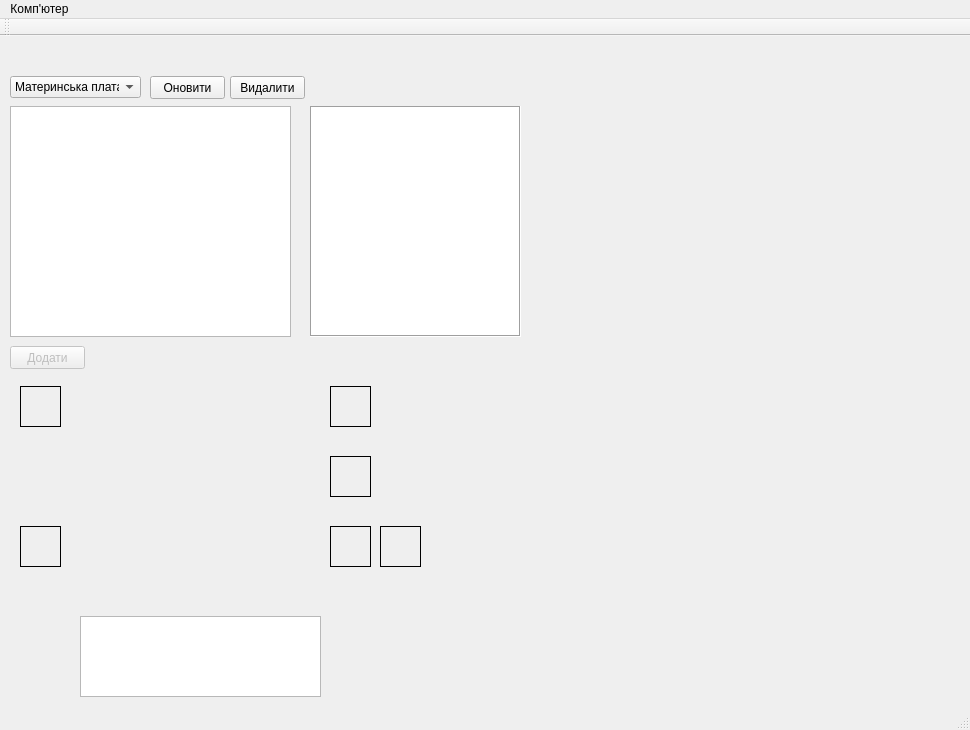
This is mainwindow.ui in Fargose/COURSEWORK as Qt 5 draws it before an edit. The edited form follows.
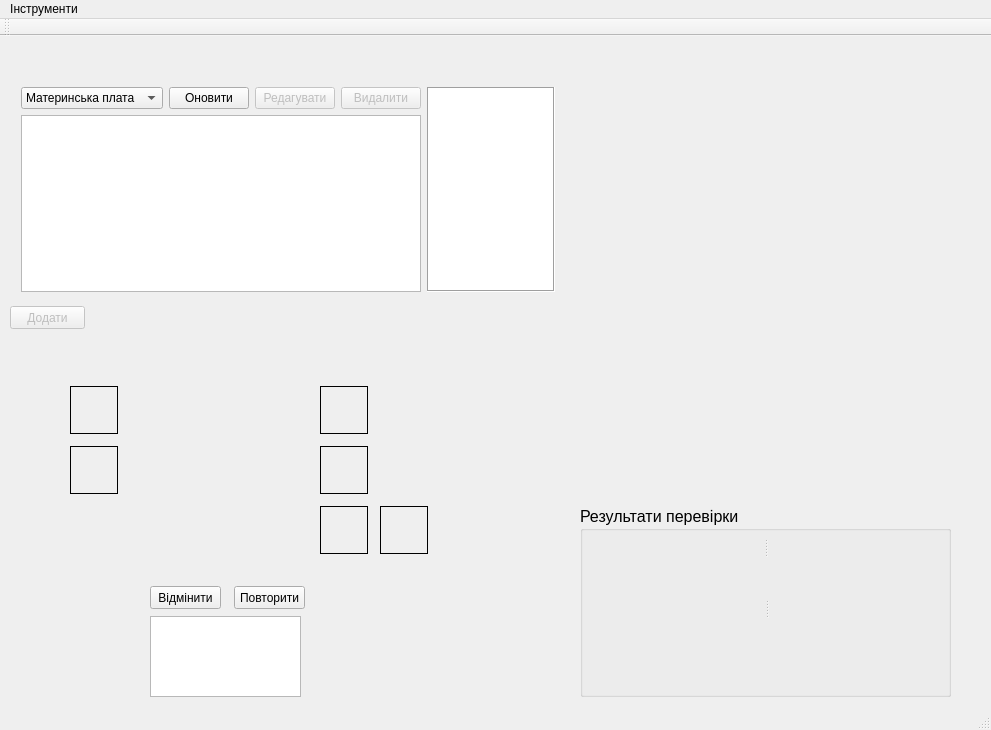
This is the edited form. Custom widgets are drawn as their Qt base class.

Diff of the .ui file:
```diff
--- a/mainwindow.ui
+++ b/mainwindow.ui
@@ -6,7 +6,7 @@
    <rect>
     <x>0</x>
     <y>0</y>
-    <width>970</width>
+    <width>991</width>
     <height>730</height>
    </rect>
   </property>
@@ -14,77 +14,13 @@
    <string>MainWindow</string>
   </property>
   <widget class="QWidget" name="centralWidget">
-   <widget class="QComboBox" name="comboBox">
-    <property name="geometry">
-     <rect>
-      <x>10</x>
-      <y>40</y>
-      <width>131</width>
-      <height>22</height>
-     </rect>
-    </property>
-    <item>
-     <property name="text">
-      <string>Материнська плата</string>
-     </property>
-    </item>
-    <item>
-     <property name="text">
-      <string>Процесор</string>
-     </property>
-    </item>
-    <item>
-     <property name="text">
-      <string>ОЗУ</string>
-     </property>
-    </item>
-    <item>
-     <property name="text">
-      <string>Відеокарта</string>
-     </property>
-    </item>
-    <item>
-     <property name="text">
-      <string>Жорсткий диск</string>
-     </property>
-    </item>
-    <item>
-     <property name="text">
-      <string>ПЗ</string>
-     </property>
-    </item>
-   </widget>
-   <widget class="QTextBrowser" name="TextInfo">
-    <property name="geometry">
-     <rect>
-      <x>310</x>
-      <y>70</y>
-      <width>211</width>
-      <height>231</height>
-     </rect>
-    </property>
-    <property name="font">
-     <font>
-      <pointsize>8</pointsize>
-     </font>
-    </property>
-    <property name="autoFillBackground">
-     <bool>false</bool>
-    </property>
-    <property name="frameShape">
-     <enum>QFrame::Box</enum>
-    </property>
-    <property name="documentTitle">
-     <string/>
-    </property>
-   </widget>
    <widget class="QLabel" name="ImageLabel">
     <property name="geometry">
      <rect>
-      <x>530</x>
-      <y>70</y>
-      <width>400</width>
-      <height>300</height>
+      <x>580</x>
+      <y>40</y>
+      <width>371</width>
+      <height>301</height>
      </rect>
     </property>
     <property name="frameShape">
@@ -94,23 +30,13 @@
      <string/>
     </property>
    </widget>
-   <widget class="QListWidget" name="listWidget">
-    <property name="geometry">
-     <rect>
-      <x>10</x>
-      <y>70</y>
-      <width>281</width>
-      <height>231</height>
-     </rect>
-    </property>
-   </widget>
    <widget class="QLabel" name="compimage">
     <property name="geometry">
      <rect>
-      <x>110</x>
-      <y>340</y>
-      <width>171</width>
-      <height>211</height>
+      <x>150</x>
+      <y>350</y>
+      <width>151</width>
+      <height>191</height>
      </rect>
     </property>
     <property name="frameShape">
@@ -123,10 +49,10 @@
    <widget class="my_label" name="CpuImage">
     <property name="geometry">
      <rect>
-      <x>20</x>
+      <x>70</x>
       <y>350</y>
-      <width>41</width>
-      <height>41</height>
+      <width>48</width>
+      <height>48</height>
      </rect>
     </property>
     <property name="frameShape">
@@ -142,10 +68,10 @@
    <widget class="my_label" name="MBImage">
     <property name="geometry">
      <rect>
-      <x>20</x>
-      <y>490</y>
-      <width>41</width>
-      <height>41</height>
+      <x>70</x>
+      <y>410</y>
+      <width>48</width>
+      <height>48</height>
      </rect>
     </property>
     <property name="mouseTracking">
@@ -164,10 +90,10 @@
    <widget class="my_label" name="VcImage">
     <property name="geometry">
      <rect>
-      <x>330</x>
+      <x>320</x>
       <y>350</y>
-      <width>41</width>
-      <height>41</height>
+      <width>48</width>
+      <height>48</height>
      </rect>
     </property>
     <property name="frameShape">
@@ -180,10 +106,10 @@
    <widget class="my_label" name="OzuImage">
     <property name="geometry">
      <rect>
-      <x>330</x>
-      <y>490</y>
-      <width>41</width>
-      <height>41</height>
+      <x>320</x>
+      <y>470</y>
+      <width>48</width>
+      <height>48</height>
      </rect>
     </property>
     <property name="frameShape">
@@ -197,9 +123,9 @@
     <property name="geometry">
      <rect>
       <x>380</x>
-      <y>490</y>
-      <width>41</width>
-      <height>41</height>
+      <y>470</y>
+      <width>48</width>
+      <height>48</height>
      </rect>
     </property>
     <property name="frameShape">
@@ -216,7 +142,7 @@
     <property name="geometry">
      <rect>
       <x>10</x>
-      <y>310</y>
+      <y>270</y>
       <width>75</width>
       <height>23</height>
      </rect>
@@ -228,10 +154,10 @@
    <widget class="my_label" name="HWImage">
     <property name="geometry">
      <rect>
-      <x>330</x>
-      <y>420</y>
-      <width>41</width>
-      <height>41</height>
+      <x>320</x>
+      <y>410</y>
+      <width>48</width>
+      <height>48</height>
      </rect>
     </property>
     <property name="mouseTracking">
@@ -247,27 +173,59 @@
    <widget class="QTextBrowser" name="CompInformation">
     <property name="geometry">
      <rect>
-      <x>80</x>
+      <x>150</x>
       <y>580</y>
-      <width>241</width>
+      <width>151</width>
       <height>81</height>
      </rect>
     </property>
    </widget>
+   <widget class="QGroupBox" name="groupBox">
+    <property name="geometry">
+     <rect>
+      <x>580</x>
+      <y>470</y>
+      <width>371</width>
+      <height>191</height>
+     </rect>
+    </property>
+    <property name="font">
+     <font>
+      <pointsize>12</pointsize>
+      <weight>50</weight>
+      <bold>false</bold>
+     </font>
+    </property>
+    <property name="title">
+     <string>Результати перевірки</string>
+    </property>
+    <widget class="QSplitter" name="splitter">
+     <property name="geometry">
+      <rect>
+       <x>10</x>
+       <y>30</y>
+       <width>351</width>
+       <height>21</height>
+      </rect>
+     </property>
+     <property name="font">
+      <font>
+       <weight>50</weight>
+       <bold>false</bold>
+      </font>
+     </property>
+     <property name="frameShape">
+      <enum>QFrame::NoFrame</enum>
+     </property>
+     <property name="orientation">
+      <enum>Qt::Horizontal</enum>
+     </property>
    <widget class="QLabel" name="MinLabel">
-    <property name="geometry">
-     <rect>
-      <x>520</x>
-      <y>500</y>
-      <width>161</width>
-      <height>21</height>
-     </rect>
-    </property>
     <property name="font">
      <font>
       <pointsize>12</pointsize>
-      <weight>75</weight>
-      <bold>true</bold>
+        <weight>50</weight>
+        <bold>false</bold>
      </font>
     </property>
     <property name="frameShape">
@@ -281,19 +239,11 @@
     </property>
    </widget>
    <widget class="QLabel" name="BestLabel">
-    <property name="geometry">
-     <rect>
-      <x>720</x>
-      <y>500</y>
-      <width>221</width>
-      <height>21</height>
-     </rect>
-    </property>
     <property name="font">
      <font>
       <pointsize>12</pointsize>
-      <weight>75</weight>
-      <bold>true</bold>
+        <weight>50</weight>
+        <bold>false</bold>
      </font>
     </property>
     <property name="frameShape">
@@ -306,59 +256,30 @@
      <enum>Qt::RichText</enum>
     </property>
    </widget>
-   <widget class="QLabel" name="CheckResLabl">
+    </widget>
+    <widget class="QWidget" name="layoutWidget">
     <property name="geometry">
      <rect>
-      <x>520</x>
-      <y>560</y>
-      <width>141</width>
-      <height>21</height>
+       <x>10</x>
+       <y>140</y>
+       <width>351</width>
+       <height>50</height>
      </rect>
     </property>
     <property name="font">
      <font>
-      <pointsize>12</pointsize>
-      <weight>75</weight>
-      <bold>true</bold>
-     </font>
-    </property>
-    <property name="frameShape">
-     <enum>QFrame::NoFrame</enum>
-    </property>
-    <property name="text">
-     <string/>
-    </property>
-    <property name="textFormat">
-     <enum>Qt::RichText</enum>
-    </property>
-   </widget>
-   <widget class="QPushButton" name="RefreshButton">
-    <property name="geometry">
-     <rect>
-      <x>150</x>
-      <y>40</y>
-      <width>75</width>
-      <height>23</height>
-     </rect>
-    </property>
-    <property name="text">
-     <string>Оновити</string>
-    </property>
-   </widget>
+       <weight>50</weight>
+       <bold>false</bold>
+      </font>
+     </property>
+     <layout class="QVBoxLayout" name="verticalLayout">
+      <item>
    <widget class="QLabel" name="SettingsLabel">
-    <property name="geometry">
-     <rect>
-      <x>520</x>
-      <y>610</y>
-      <width>261</width>
-      <height>21</height>
-     </rect>
-    </property>
     <property name="font">
      <font>
       <pointsize>12</pointsize>
-      <weight>75</weight>
-      <bold>true</bold>
+          <weight>50</weight>
+          <bold>false</bold>
      </font>
     </property>
     <property name="frameShape">
@@ -371,20 +292,53 @@
      <enum>Qt::RichText</enum>
     </property>
    </widget>
+      </item>
+      <item>
    <widget class="QLabel" name="SettingsLabelNumber">
+        <property name="font">
+         <font>
+          <pointsize>12</pointsize>
+          <weight>50</weight>
+          <bold>false</bold>
+         </font>
+        </property>
+        <property name="frameShape">
+         <enum>QFrame::NoFrame</enum>
+        </property>
+        <property name="text">
+         <string/>
+        </property>
+       </widget>
+      </item>
+     </layout>
+    </widget>
+    <widget class="QSplitter" name="splitter_2">
     <property name="geometry">
      <rect>
-      <x>520</x>
-      <y>640</y>
-      <width>401</width>
+       <x>11</x>
+       <y>91</y>
+       <width>351</width>
       <height>21</height>
      </rect>
     </property>
     <property name="font">
      <font>
+       <weight>50</weight>
+       <bold>false</bold>
+      </font>
+     </property>
+     <property name="frameShape">
+      <enum>QFrame::NoFrame</enum>
+     </property>
+     <property name="orientation">
+      <enum>Qt::Horizontal</enum>
+     </property>
+     <widget class="QLabel" name="CheckResLabl">
+      <property name="font">
+       <font>
       <pointsize>12</pointsize>
-      <weight>75</weight>
-      <bold>true</bold>
+        <weight>50</weight>
+        <bold>false</bold>
      </font>
     </property>
     <property name="frameShape">
@@ -393,21 +347,16 @@
     <property name="text">
      <string/>
     </property>
+      <property name="textFormat">
+       <enum>Qt::RichText</enum>
+      </property>
    </widget>
    <widget class="QLabel" name="CheckResNum">
-    <property name="geometry">
-     <rect>
-      <x>670</x>
-      <y>560</y>
-      <width>101</width>
-      <height>21</height>
-     </rect>
-    </property>
     <property name="font">
      <font>
       <pointsize>12</pointsize>
-      <weight>75</weight>
-      <bold>true</bold>
+        <weight>50</weight>
+        <bold>false</bold>
      </font>
     </property>
     <property name="frameShape">
@@ -417,32 +366,149 @@
      <string/>
     </property>
    </widget>
+    </widget>
+   </widget>
+   <widget class="QWidget" name="layoutWidget">
+    <property name="geometry">
+     <rect>
+      <x>10</x>
+      <y>40</y>
+      <width>556</width>
+      <height>227</height>
+     </rect>
+    </property>
+    <layout class="QFormLayout" name="formLayout">
+     <item row="0" column="0">
+      <layout class="QVBoxLayout" name="verticalLayout_2">
+       <item>
+        <layout class="QHBoxLayout" name="horizontalLayout">
+         <item>
+          <widget class="QComboBox" name="comboBox">
+           <item>
+            <property name="text">
+             <string>Материнська плата</string>
+            </property>
+           </item>
+           <item>
+            <property name="text">
+             <string>Процесор</string>
+            </property>
+           </item>
+           <item>
+            <property name="text">
+             <string>ОЗУ</string>
+            </property>
+           </item>
+           <item>
+            <property name="text">
+             <string>Відеокарта</string>
+            </property>
+           </item>
+           <item>
+            <property name="text">
+             <string>Жорсткий диск</string>
+            </property>
+           </item>
+           <item>
+            <property name="text">
+             <string>ПЗ</string>
+            </property>
+           </item>
+          </widget>
+         </item>
+         <item>
+          <widget class="QPushButton" name="RefreshButton">
+           <property name="text">
+            <string>Оновити</string>
+           </property>
+          </widget>
+         </item>
+         <item>
+          <widget class="QPushButton" name="pushButton_2">
+           <property name="enabled">
+            <bool>false</bool>
+           </property>
+           <property name="text">
+            <string>Редагувати</string>
+           </property>
+          </widget>
+         </item>
+         <item>
    <widget class="QPushButton" name="DelBut">
-    <property name="geometry">
-     <rect>
-      <x>230</x>
-      <y>40</y>
-      <width>75</width>
-      <height>23</height>
-     </rect>
+           <property name="enabled">
+            <bool>false</bool>
     </property>
     <property name="text">
      <string>Видалити</string>
     </property>
    </widget>
+         </item>
+        </layout>
+       </item>
+       <item>
+        <widget class="QListWidget" name="listWidget"/>
+       </item>
+      </layout>
+     </item>
+     <item row="0" column="1">
+      <widget class="QTextBrowser" name="TextInfo">
+       <property name="font">
+        <font>
+         <pointsize>8</pointsize>
+        </font>
+       </property>
+       <property name="autoFillBackground">
+        <bool>false</bool>
+       </property>
+       <property name="frameShape">
+        <enum>QFrame::Box</enum>
+       </property>
+       <property name="documentTitle">
+        <string/>
+       </property>
+      </widget>
+     </item>
+    </layout>
+   </widget>
+   <widget class="QPushButton" name="pushButton_3">
+    <property name="geometry">
+     <rect>
+      <x>150</x>
+      <y>550</y>
+      <width>71</width>
+      <height>23</height>
+     </rect>
+    </property>
+    <property name="text">
+     <string>Відмінити</string>
+    </property>
+   </widget>
+   <widget class="QPushButton" name="pushButton_4">
+    <property name="geometry">
+     <rect>
+      <x>234</x>
+      <y>550</y>
+      <width>71</width>
+      <height>23</height>
+     </rect>
+    </property>
+    <property name="text">
+     <string>Повторити</string>
+    </property>
+   </widget>
   </widget>
   <widget class="QMenuBar" name="menuBar">
    <property name="geometry">
     <rect>
      <x>0</x>
      <y>0</y>
-     <width>970</width>
+     <width>991</width>
      <height>21</height>
     </rect>
    </property>
    <widget class="QMenu" name="CompMenu">
     <property name="title">
-     <string>Комп'ютер</string>
+     <string>Інструменти</string>
     </property>
    </widget>
    <addaction name="CompMenu"/>
```
Lines whose indentation alone changed are shown as unchanged.
